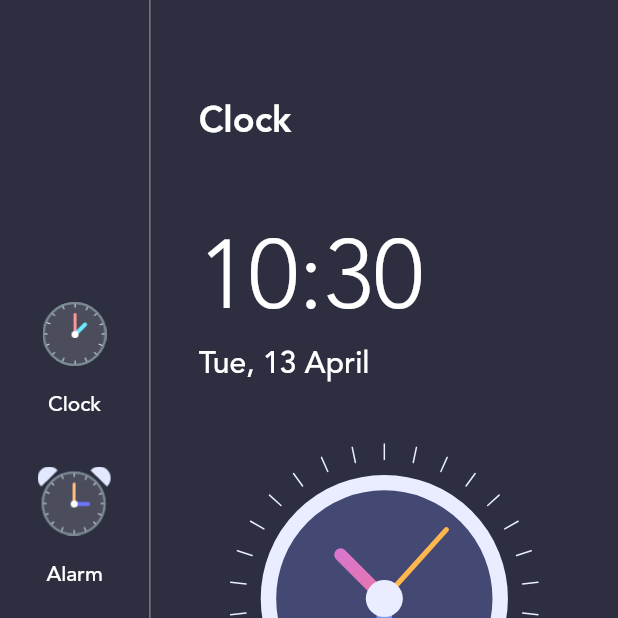
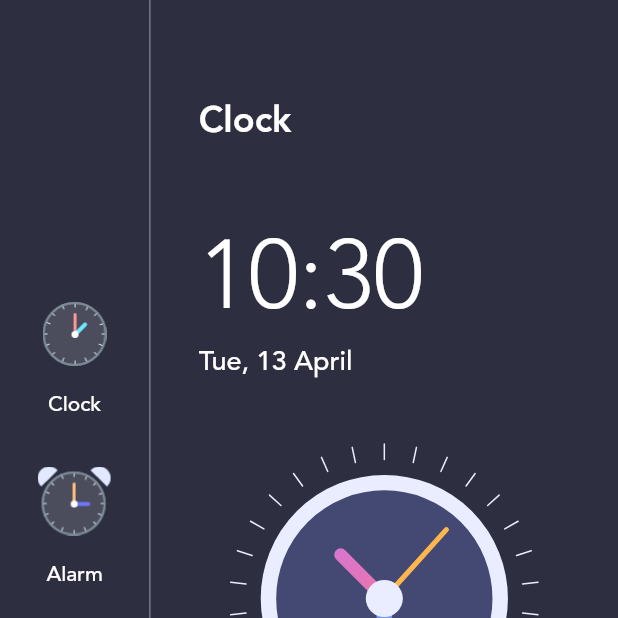
Before and after one commit to bgeles/flutter_animated_clock, a Flutter app: the screen it shows after launch, on a phone screen of 412 x 824 dp, the top half of it. Run offline on Flutter 3.47's test engine with Material 2 defaults, Android fonts, the light colour scheme and no system bars.

Commit message:
MOD: Adjust homepage screen

```diff
--- a/flutter_animated_clock/lib/homepage.dart
+++ b/flutter_animated_clock/lib/homepage.dart
@@ -82,7 +82,7 @@ class _HomePageState extends State<HomePage> {
                               fontFamily: 'avenir',
                               fontWeight: FontWeight.w500,
                               color: Colors.white,
-                              fontSize: 20),
+                              fontSize: 18),
                         ),
                       ],
                     ),
@@ -91,7 +91,7 @@ class _HomePageState extends State<HomePage> {
                     flex: 4,
                     fit: FlexFit.tight,
                     child: Align(
-                      alignment: Alignment.bottomLeft,
+                      alignment: Alignment.center,
                       child: ClockView(
                         size: MediaQuery.of(context).size.height / 4,
                       ),
```
